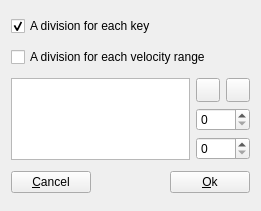
First picture: the form in sources/editor/tools/division_duplication/tooldivisionduplication_gui.ui, repository davy7125/polyphone, before the edit.
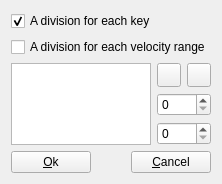
Second picture: the form after the edit. Icons and pictures are not drawn.

Commit message:
Dialog buttons
Ok is left, cancel is right, default is ok

The edit to the form file:
```diff
--- a/sources/editor/tools/division_duplication/tooldivisionduplication_gui.ui
+++ b/sources/editor/tools/division_duplication/tooldivisionduplication_gui.ui
@@ -6,8 +6,8 @@
    <rect>
     <x>0</x>
     <y>0</y>
-    <width>261</width>
-    <height>211</height>
+    <width>202</width>
+    <height>183</height>
    </rect>
   </property>
   <property name="windowTitle">
@@ -118,9 +118,9 @@
    <item>
     <layout class="QHBoxLayout" name="horizontalLayout">
      <item>
-      <widget class="QPushButton" name="pushCancel">
+      <widget class="QPushButton" name="pushOk">
        <property name="text">
-        <string>&amp;Cancel</string>
+        <string>&amp;Ok</string>
        </property>
       </widget>
      </item>
@@ -138,9 +138,9 @@
       </spacer>
      </item>
      <item>
-      <widget class="QPushButton" name="pushOk">
+      <widget class="QPushButton" name="pushCancel">
        <property name="text">
-        <string>&amp;Ok</string>
+        <string>&amp;Cancel</string>
        </property>
       </widget>
      </item>
```
Left out of the diff: 11 changed lines with no effect on the pictures. The commit also changes 22 other files.
